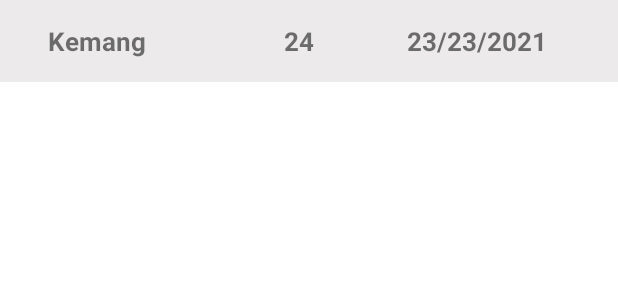
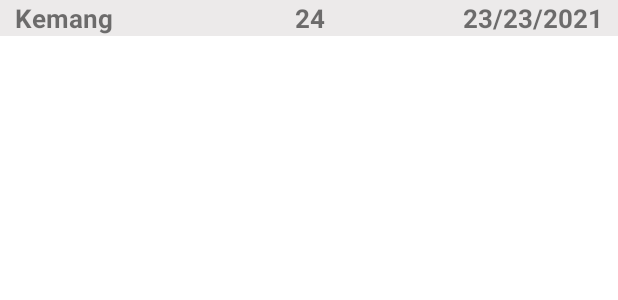
Before and after one commit to yusufsugiono/bangkit-b21-cap0485, an Android app: the layout item_rate1.xml on its own in the app's theme, with its tools: preview values and no code run, on a phone screen of 412 x 824 dp. Shown: the top 300 px of the screen. Run offline under Robolectric (Android 15) with nearby library versions, the phone set to English and light mode, and no system bars.

Commit message:
fixing ui

```diff
--- a/E_Bansos/app/src/main/res/layout/item_rate1.xml
+++ b/E_Bansos/app/src/main/res/layout/item_rate1.xml
@@ -8,63 +8,45 @@
     android:layout_marginBottom="2dp"
     android:background="#ECEAEA">
 
-    <LinearLayout
-        android:layout_width="match_parent"
-        android:layout_height="match_parent"
-        android:orientation="horizontal">
-
     <TextView
         android:id="@+id/tv_location"
-            android:layout_width="125dp"
+        android:layout_width="wrap_content"
         android:layout_height="wrap_content"
-            android:layout_marginStart="32dp"
-            android:layout_marginLeft="32dp"
-            android:layout_marginTop="15dp"
-            android:layout_marginBottom="15dp"
         android:text="Kemang"
         android:textSize="17dp"
         android:textStyle="bold"
-            app:layout_constraintBottom_toBottomOf="@+id/img_avatar"
-            app:layout_constraintStart_toEndOf="@+id/img_avatar"
-            app:layout_constraintTop_toTopOf="@+id/img_avatar"
-            app:layout_constraintVertical_bias="0.0" />
+        android:layout_marginLeft="10dp"
+        app:layout_constraintBottom_toBottomOf="parent"
+        app:layout_constraintStart_toStartOf="parent"
+        app:layout_constraintTop_toTopOf="parent" />
 
     <TextView
         android:id="@+id/tv_totalpositive"
-            android:layout_width="50dp"
+        android:layout_width="wrap_content"
         android:layout_height="wrap_content"
-            android:layout_marginStart="32dp"
-            android:layout_marginLeft="32dp"
-            android:layout_marginTop="15dp"
-            android:layout_marginBottom="15dp"
+        android:layout_marginEnd="92dp"
+        android:layout_marginRight="92dp"
+        android:gravity="center_horizontal"
         android:text="24"
+        android:textAlignment="center"
         android:textSize="17dp"
-
         android:textStyle="bold"
-            app:layout_constraintBottom_toBottomOf="@+id/img_avatar"
-            app:layout_constraintStart_toEndOf="@+id/img_avatar"
-            app:layout_constraintTop_toTopOf="@+id/img_avatar"
+        app:layout_constraintBottom_toBottomOf="@id/tv_datetime"
+        app:layout_constraintEnd_toStartOf="@+id/tv_datetime"
+        app:layout_constraintTop_toTopOf="@id/tv_datetime"
         app:layout_constraintVertical_bias="0.0" />
 
     <TextView
         android:id="@+id/tv_datetime"
-            android:layout_width="125dp"
+        android:layout_width="wrap_content"
         android:layout_height="wrap_content"
-            android:layout_marginStart="32dp"
-            android:layout_marginLeft="32dp"
-            android:layout_marginTop="15dp"
-            android:layout_marginBottom="15dp"
         android:text="23/23/2021"
         android:textSize="17dp"
-
         android:textStyle="bold"
-            app:layout_constraintBottom_toBottomOf="@+id/img_avatar"
-            app:layout_constraintStart_toEndOf="@+id/img_avatar"
-            app:layout_constraintTop_toTopOf="@+id/img_avatar"
-            app:layout_constraintVertical_bias="0.0" />
-
-    </LinearLayout>
-
+        android:layout_marginRight="10dp"
+        app:layout_constraintBottom_toBottomOf="parent"
+        app:layout_constraintEnd_toEndOf="parent"
+        app:layout_constraintTop_toTopOf="parent" />
 
     <!--    <de.hdodenhof.circleimageview.CircleImageView-->
     <!--        android:id="@+id/img_avatar"-->
```
Also changed, not shown: E_Bansos/app/src/main/res/layout/activity_main.xml (+27 -25 lines). Lines whose indentation alone changed are shown as unchanged.
